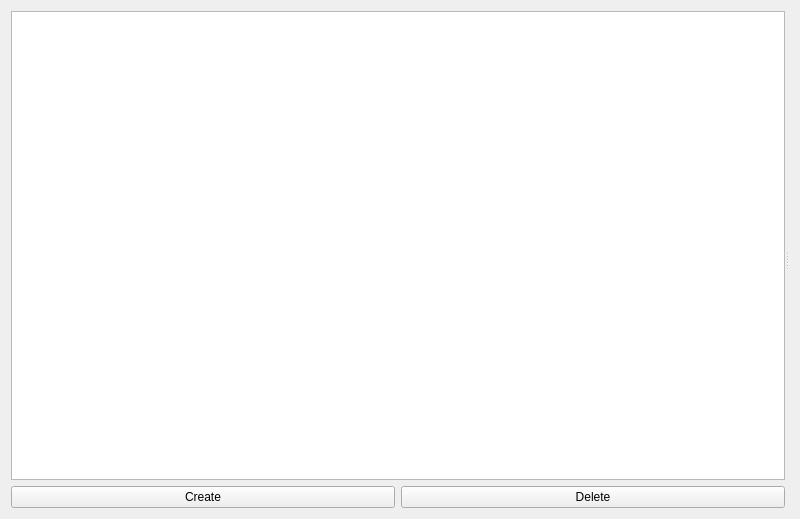
First picture: the form in widgets/noteswidget.ui, repository commmrade/PasswordManager, before the edit.
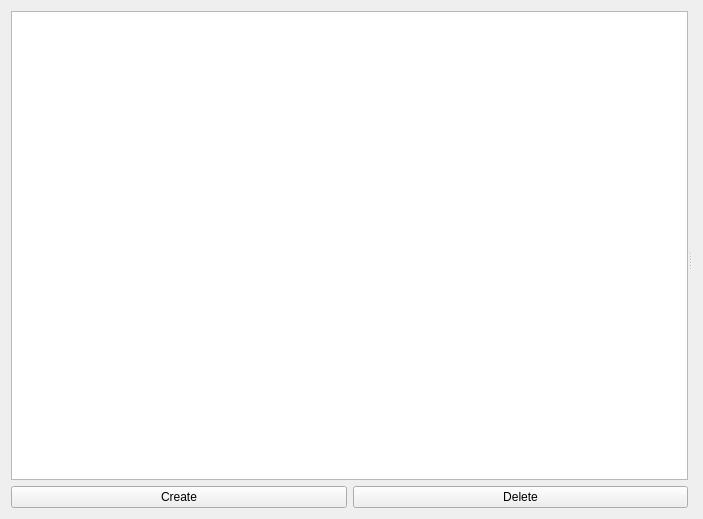
Second picture: the form after the edit.

What changed in the file:
```diff
--- a/widgets/noteswidget.ui
+++ b/widgets/noteswidget.ui
@@ -6,7 +6,7 @@
    <rect>
     <x>0</x>
     <y>0</y>
-    <width>800</width>
+    <width>703</width>
     <height>519</height>
    </rect>
   </property>
```
